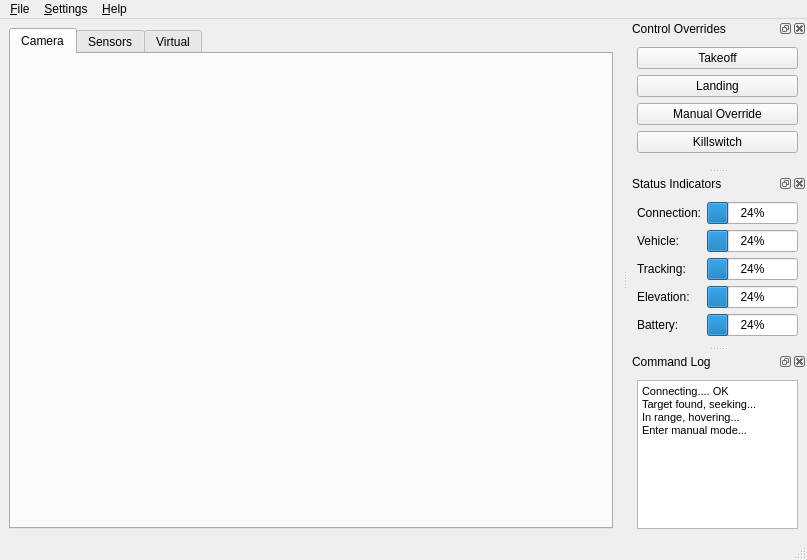
First picture: the form in heliview/src/ApplicationFrame.ui, repository gcsmith/ktgt-uav-desktop, before the edit.
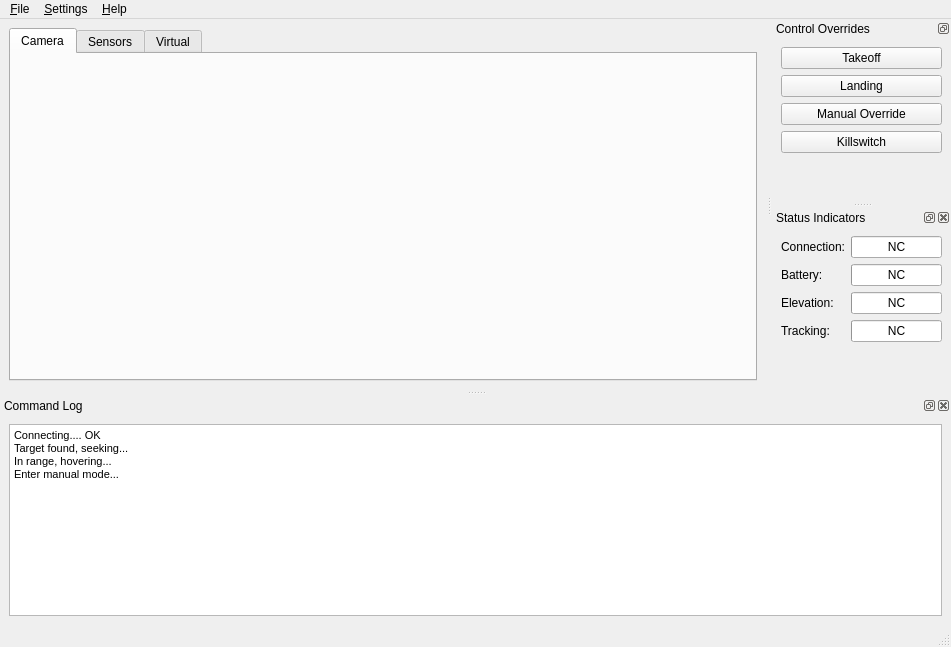
Second picture: the form after the edit. Icons and pictures are not drawn.

Commit message: add rssi and connection status

The edit to the form file:
```diff
--- a/heliview/src/ApplicationFrame.ui
+++ b/heliview/src/ApplicationFrame.ui
@@ -6,12 +6,24 @@
    <rect>
     <x>0</x>
     <y>0</y>
-    <width>794</width>
-    <height>560</height>
+    <width>951</width>
+    <height>647</height>
    </rect>
   </property>
   <property name="windowTitle">
-   <string>HeliView</string>
+   <string>HeliView 0.1</string>
+  </property>
+  <property name="toolButtonStyle">
+   <enum>Qt::ToolButtonIconOnly</enum>
+  </property>
+  <property name="tabShape">
+   <enum>QTabWidget::Rounded</enum>
+  </property>
+  <property name="dockNestingEnabled">
+   <bool>false</bool>
+  </property>
+  <property name="dockOptions">
+   <set>QMainWindow::AllowTabbedDocks|QMainWindow::AnimatedDocks</set>
   </property>
   <widget class="QWidget" name="centralwidget">
    <layout class="QVBoxLayout" name="verticalLayout_2">
@@ -194,8 +206,8 @@
     <rect>
      <x>0</x>
      <y>0</y>
-     <width>794</width>
-     <height>23</height>
+     <width>951</width>
+     <height>25</height>
     </rect>
    </property>
    <widget class="QMenu" name="menuFile">
@@ -218,7 +230,16 @@
    <addaction name="menuHelp"/>
   </widget>
   <widget class="QStatusBar" name="statusbar"/>
-  <widget class="QDockWidget" name="dockWidget_3">
+  <widget class="QDockWidget" name="controlOverridesDock">
+   <property name="autoFillBackground">
+    <bool>false</bool>
+   </property>
+   <property name="styleSheet">
+    <string notr="true"/>
+   </property>
+   <property name="features">
+    <set>QDockWidget::DockWidgetFloatable|QDockWidget::DockWidgetMovable</set>
+   </property>
    <property name="windowTitle">
     <string>Control Overrides</string>
    </property>
@@ -317,86 +338,17 @@
           </sizepolicy>
          </property>
          <property name="value">
-          <number>24</number>
+          <number>0</number>
          </property>
-        </widget>
-       </item>
-      </layout>
-     </item>
-     <item>
-      <layout class="QHBoxLayout" name="horizontalLayout_2">
-       <item>
-        <widget class="QLabel" name="label">
-         <property name="text">
-          <string>Vehicle:</string>
+         <property name="format">
+          <string>NC</string>
          </property>
         </widget>
        </item>
-       <item>
-        <widget class="QProgressBar" name="progressBar">
-         <property name="sizePolicy">
-          <sizepolicy hsizetype="Fixed" vsizetype="Fixed">
-           <horstretch>0</horstretch>
-           <verstretch>0</verstretch>
-          </sizepolicy>
-         </property>
-         <property name="value">
-          <number>24</number>
-         </property>
-        </widget>
-       </item>
       </layout>
      </item>
      <item>
-      <layout class="QHBoxLayout" name="horizontalLayout_3">
-       <item>
-        <widget class="QLabel" name="label_2">
-         <property name="text">
-          <string>Tracking:</string>
-         </property>
-        </widget>
-       </item>
-       <item>
-        <widget class="QProgressBar" name="progressBar_2">
-         <property name="sizePolicy">
-          <sizepolicy hsizetype="Fixed" vsizetype="Fixed">
-           <horstretch>0</horstretch>
-           <verstretch>0</verstretch>
-          </sizepolicy>
-         </property>
-         <property name="value">
-          <number>24</number>
-         </property>
-        </widget>
-       </item>
-      </layout>
-     </item>
-     <item>
-      <layout class="QHBoxLayout" name="horizontalLayout_4">
-       <item>
-        <widget class="QLabel" name="label_3">
-         <property name="text">
-          <string>Elevation:</string>
-         </property>
-        </widget>
-       </item>
-       <item>
-        <widget class="QProgressBar" name="progressBar_3">
-         <property name="sizePolicy">
-          <sizepolicy hsizetype="Fixed" vsizetype="Fixed">
-           <horstretch>0</horstretch>
-           <verstretch>0</verstretch>
-          </sizepolicy>
-         </property>
-         <property name="value">
-          <number>24</number>
-         </property>
-        </widget>
-       </item>
-      </layout>
-     </item>
-     <item>
-      <layout class="QHBoxLayout" name="horizontalLayout_6">
+      <layout class="QHBoxLayout" name="batteryStatusLayout">
        <item>
         <widget class="QLabel" name="label_5">
          <property name="text">
@@ -405,7 +357,7 @@
         </widget>
        </item>
        <item>
-        <widget class="QProgressBar" name="progressBar_5">
+        <widget class="QProgressBar" name="batteryStatusBar">
          <property name="sizePolicy">
           <sizepolicy hsizetype="Fixed" vsizetype="Fixed">
            <horstretch>0</horstretch>
@@ -413,7 +365,64 @@
           </sizepolicy>
          </property>
          <property name="value">
-          <number>24</number>
+          <number>0</number>
+         </property>
+         <property name="format">
+          <string>NC</string>
+         </property>
+        </widget>
+       </item>
+      </layout>
+     </item>
+     <item>
+      <layout class="QHBoxLayout" name="elevationStatusLayout">
+       <item>
+        <widget class="QLabel" name="label_3">
+         <property name="text">
+          <string>Elevation:</string>
+         </property>
+        </widget>
+       </item>
+       <item>
+        <widget class="QProgressBar" name="elevationStatusBar">
+         <property name="sizePolicy">
+          <sizepolicy hsizetype="Fixed" vsizetype="Fixed">
+           <horstretch>0</horstretch>
+           <verstretch>0</verstretch>
+          </sizepolicy>
+         </property>
+         <property name="value">
+          <number>0</number>
+         </property>
+         <property name="format">
+          <string>NC</string>
+         </property>
+        </widget>
+       </item>
+      </layout>
+     </item>
+     <item>
+      <layout class="QHBoxLayout" name="trackingStatusLayout">
+       <item>
+        <widget class="QLabel" name="label_2">
+         <property name="text">
+          <string>Tracking:</string>
+         </property>
+        </widget>
+       </item>
+       <item>
+        <widget class="QProgressBar" name="trackingStatusBar">
+         <property name="sizePolicy">
+          <sizepolicy hsizetype="Fixed" vsizetype="Fixed">
+           <horstretch>0</horstretch>
+           <verstretch>0</verstretch>
+          </sizepolicy>
+         </property>
+         <property name="value">
+          <number>0</number>
+         </property>
+         <property name="format">
+          <string>NC</string>
          </property>
         </widget>
        </item>
@@ -440,7 +449,7 @@
     <string>Command Log</string>
    </property>
    <attribute name="dockWidgetArea">
-    <number>2</number>
+    <number>8</number>
    </attribute>
    <widget class="QWidget" name="dockWidgetContents_6">
     <layout class="QHBoxLayout" name="horizontalLayout_9">
@@ -450,11 +459,14 @@
         <string>&lt;!DOCTYPE HTML PUBLIC &quot;-//W3C//DTD HTML 4.0//EN&quot; &quot;http://www.w3.org/TR/REC-html40/strict.dtd&quot;&gt;
 &lt;html&gt;&lt;head&gt;&lt;meta name=&quot;qrichtext&quot; content=&quot;1&quot; /&gt;&lt;style type=&quot;text/css&quot;&gt;
 p, li { white-space: pre-wrap; }
-&lt;/style&gt;&lt;/head&gt;&lt;body style=&quot; font-family:'Liberation Sans'; font-size:8pt; font-weight:400; font-style:normal;&quot;&gt;
-&lt;p style=&quot; margin-top:0px; margin-bottom:0px; margin-left:0px; margin-right:0px; -qt-block-indent:0; text-indent:0px;&quot;&gt;Connecting.... OK&lt;/p&gt;
-&lt;p style=&quot; margin-top:0px; margin-bottom:0px; margin-left:0px; margin-right:0px; -qt-block-indent:0; text-indent:0px;&quot;&gt;Target found, seeking...&lt;/p&gt;
-&lt;p style=&quot; margin-top:0px; margin-bottom:0px; margin-left:0px; margin-right:0px; -qt-block-indent:0; text-indent:0px;&quot;&gt;In range, hovering...&lt;/p&gt;
-&lt;p style=&quot; margin-top:0px; margin-bottom:0px; margin-left:0px; margin-right:0px; -qt-block-indent:0; text-indent:0px;&quot;&gt;Enter manual mode...&lt;/p&gt;&lt;/body&gt;&lt;/html&gt;</string>
+&lt;/style&gt;&lt;/head&gt;&lt;body style=&quot; font-family:'Sans'; font-size:10pt; font-weight:400; font-style:normal;&quot;&gt;
+&lt;table border=&quot;0&quot; style=&quot;-qt-table-type: root; margin-top:4px; margin-bottom:4px; margin-left:4px; margin-right:4px;&quot;&gt;
+&lt;tr&gt;
+&lt;td style=&quot;border: none;&quot;&gt;
+&lt;p style=&quot; margin-top:0px; margin-bottom:0px; margin-left:0px; margin-right:0px; -qt-block-indent:0; text-indent:0px;&quot;&gt;&lt;span style=&quot; font-family:'Liberation Sans'; font-size:8pt;&quot;&gt;Connecting.... OK&lt;/span&gt;&lt;/p&gt;
+&lt;p style=&quot; margin-top:0px; margin-bottom:0px; margin-left:0px; margin-right:0px; -qt-block-indent:0; text-indent:0px;&quot;&gt;&lt;span style=&quot; font-family:'Liberation Sans'; font-size:8pt;&quot;&gt;Target found, seeking...&lt;/span&gt;&lt;/p&gt;
+&lt;p style=&quot; margin-top:0px; margin-bottom:0px; margin-left:0px; margin-right:0px; -qt-block-indent:0; text-indent:0px;&quot;&gt;&lt;span style=&quot; font-family:'Liberation Sans'; font-size:8pt;&quot;&gt;In range, hovering...&lt;/span&gt;&lt;/p&gt;
+&lt;p style=&quot; margin-top:0px; margin-bottom:0px; margin-left:0px; margin-right:0px; -qt-block-indent:0; text-indent:0px;&quot;&gt;&lt;span style=&quot; font-family:'Liberation Sans'; font-size:8pt;&quot;&gt;Enter manual mode...&lt;/span&gt;&lt;/p&gt;&lt;/td&gt;&lt;/tr&gt;&lt;/table&gt;&lt;/body&gt;&lt;/html&gt;</string>
        </property>
       </widget>
      </item>
```
Left out of the diff: 4 changed lines with no effect on the pictures. The commit also changes 11 other files.
